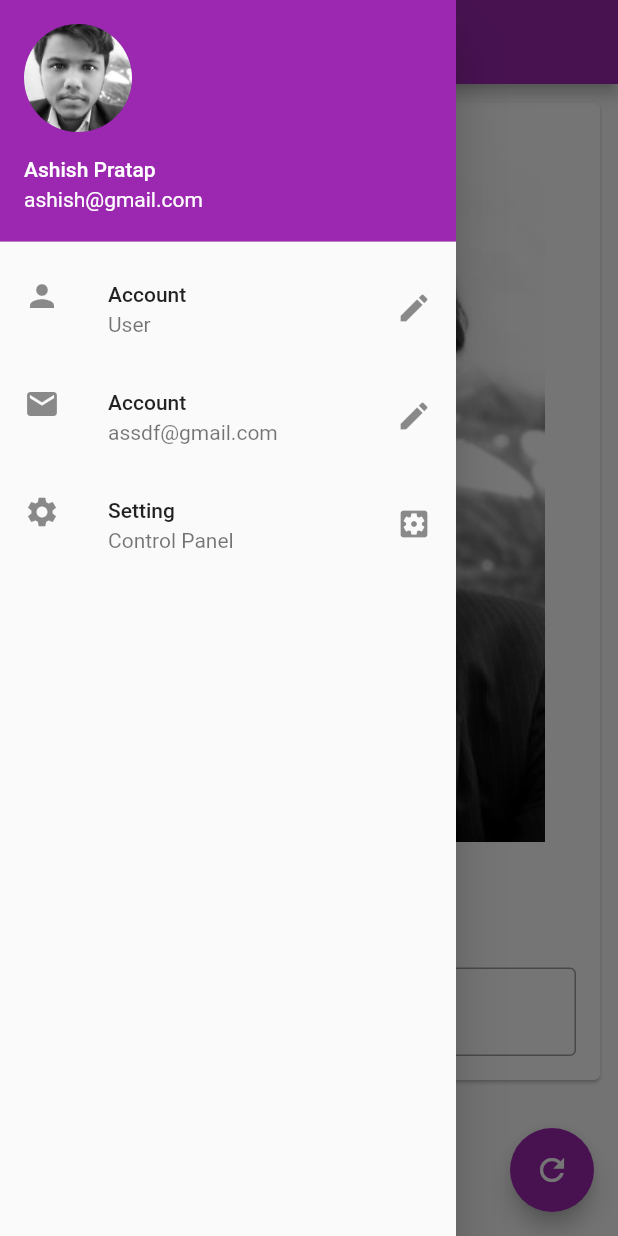
After one commit to AP8953/Awsm_app, a Flutter app: the screen it shows after launch, with the side drawer open, on a phone screen of 412 x 824 dp. The commit adds this screen. Run offline on Flutter 3.47's test engine with Material 2 defaults, Android fonts, the phone set to English and light mode, and no system bars.

Commit message:
chapter3 completed

```diff
--- /dev/null
+++ b/lib/Changenamecard.dart
@@ -0,0 +1,44 @@
+import 'package:flutter/material.dart';
+
+import 'image.dart';
+
+class ChangeNameCard extends StatelessWidget {
+  const ChangeNameCard({
+    Key key,
+    @required this.myText,
+    @required TextEditingController nameController,
+  })  : _nameController = nameController,
+        super(key: key);
+
+  final String myText;
+  final TextEditingController _nameController;
+
+  @override
+  Widget build(BuildContext context) {
+    return Column(
+      children: <Widget>[
+        BgImage(),
+        SizedBox(
+          height: 20,
+        ),
+        Text(
+          myText,
+          style: TextStyle(fontSize: 24),
+        ),
+        SizedBox(
+          height: 20,
+        ),
+        Padding(
+          padding: const EdgeInsets.all(16.0),
+          child: TextField(
+            controller: _nameController,
+            decoration: InputDecoration(
+                border: OutlineInputBorder(),
+                hintText: "ENTER Something",
+                labelText: "Name"),
+          ),
+        )
+      ],
+    );
+  }
+}
--- /dev/null
+++ b/lib/drawer.dart
@@ -0,0 +1,39 @@
+import 'package:flutter/material.dart';
+
+class MyDrawer extends StatelessWidget {
+  @override
+  Widget build(BuildContext context) {
+    return Drawer(
+      child: ListView(
+        padding: EdgeInsets.zero,
+        children: [
+          UserAccountsDrawerHeader(
+              accountName: Text("Ashish Pratap"),
+              accountEmail: Text("ashish@gmail.com"),
+              currentAccountPicture: CircleAvatar(
+                backgroundImage:
+                    ExactAssetImage('assets/IMG20200215143013-01.jpeg'),
+              )),
+          ListTile(
+            leading: Icon(Icons.person),
+            title: Text("Account"),
+            subtitle: Text("User"),
+            trailing: Icon(Icons.edit),
+          ),
+          ListTile(
+            leading: Icon(Icons.email),
+            title: Text("Account"),
+            subtitle: Text("assdf@gmail.com"),
+            trailing: Icon(Icons.edit),
+          ),
+          ListTile(
+            leading: Icon(Icons.settings),
+            title: Text("Setting"),
+            subtitle: Text("Control Panel"),
+            trailing: Icon(Icons.settings_applications),
+          )
+        ],
+      ),
+    );
+  }
+}
--- /dev/null
+++ b/lib/image.dart
@@ -0,0 +1,11 @@
+import 'package:flutter/material.dart';
+
+class BgImage extends StatelessWidget {
+  @override
+  Widget build(BuildContext context) {
+    return Image.asset(
+      "assets/IMG20200215143013-01.jpeg",
+      fit: BoxFit.cover,
+    );
+  }
+}
--- /dev/null
+++ b/lib/pages/home.dart
@@ -0,0 +1,44 @@
+import 'package:flutter/material.dart';
+
+import '../Changenamecard.dart';
+import '../drawer.dart';
+
+class Homepage extends StatefulWidget {
+  @override
+  _HomepageState createState() => _HomepageState();
+}
+
+class _HomepageState extends State<Homepage> {
+  TextEditingController _nameController = TextEditingController();
+  var myText = "Change Me";
+  @override
+  void initState() {
+    super.initState();
+  }
+
+  @override
+  Widget build(BuildContext context) {
+    return Scaffold(
+      appBar: AppBar(
+        title: Text("Awsm_app"),
+      ),
+      body: Padding(
+        padding: const EdgeInsets.all(8.0),
+        child: SingleChildScrollView(
+          child: Card(
+            child:
+                ChangeNameCard(myText: myText, nameController: _nameController),
+          ),
+        ),
+      ),
+      drawer: MyDrawer(),
+      floatingActionButton: FloatingActionButton(
+        onPressed: () {
+          myText = _nameController.text;
+          setState(() {});
+        },
+        child: Icon(Icons.refresh),
+      ),
+    );
+  }
+}
```
Also changed, not shown: lib/main.dart (+5 -95 lines).
